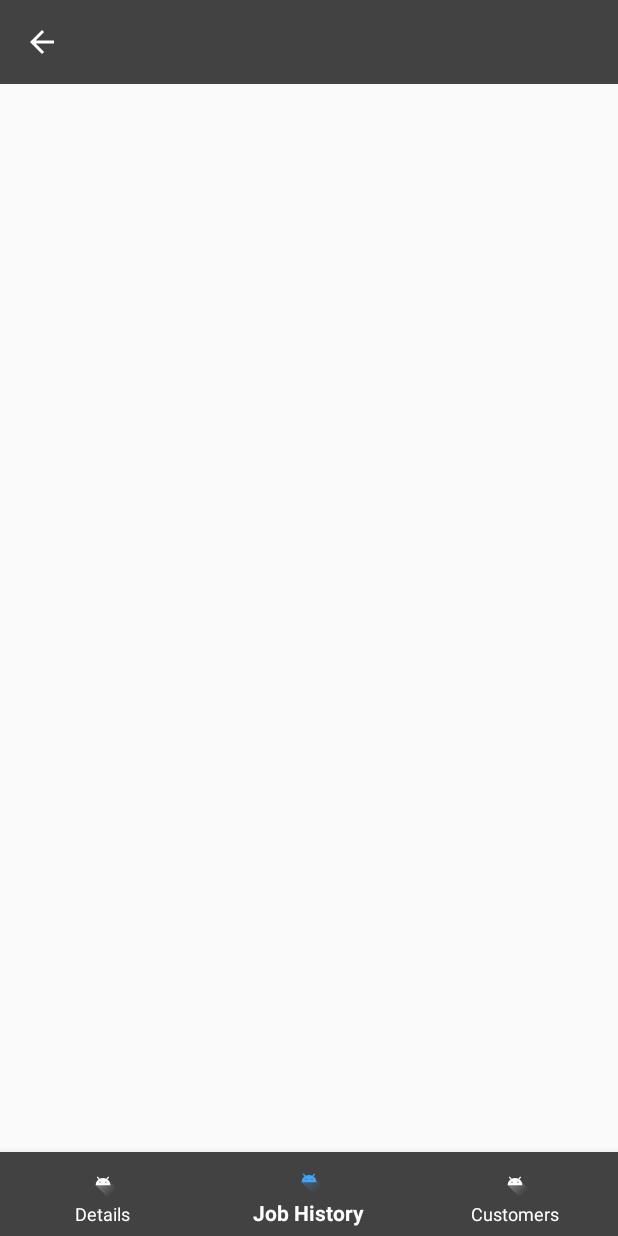
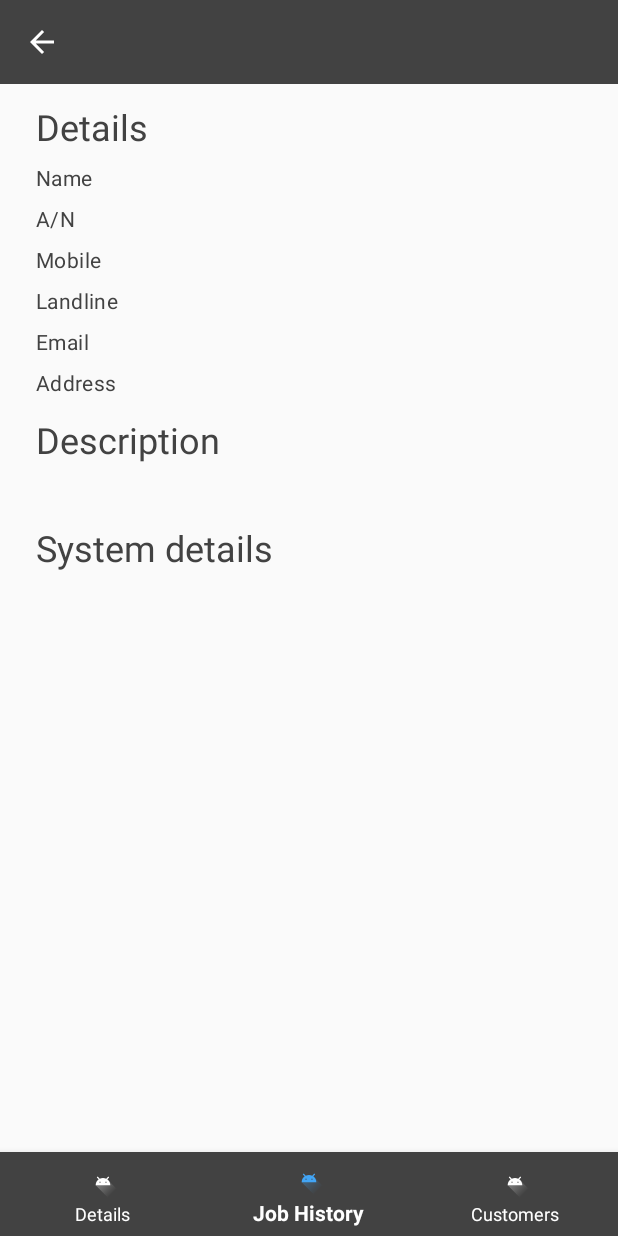
Before and after one commit to Daniel-sims/aem_app_1, an Android app: the ClientFragment screen opened through its navigation route, item 2 of the bottom bar chosen, on a phone screen of 412 x 824 dp. Run offline under Robolectric (Android 15) with nearby library versions, the phone set to English and light mode, and no system bars; our stand-ins replace navigation-ui; 4 statements that could not run were skipped.

Commit message:
Broken stuff

```diff
--- a/app/src/main/java/com/management/engineering/alarm/alarmengineermanagement/features/client/ClientCustomersFragment.kt
+++ b/app/src/main/java/com/management/engineering/alarm/alarmengineermanagement/features/client/ClientCustomersFragment.kt
@@ -41,9 +41,9 @@ class ClientCustomersFragment : Fragment() {
     override fun onViewCreated(view: View, savedInstanceState: Bundle?) {
         super.onViewCreated(view, savedInstanceState)
 
-        viewModel.client = arguments?.getParcelable(ARG_CLIENT)!!
+        //viewModel.client = arguments?.getParcelable(ARG_CLIENT)!!
 
-        initCustomers()
+        //initCustomers()
     }
 
     private fun initCustomers() {
--- a/app/src/main/java/com/management/engineering/alarm/alarmengineermanagement/features/client/ClientFragment.kt
+++ b/app/src/main/java/com/management/engineering/alarm/alarmengineermanagement/features/client/ClientFragment.kt
@@ -5,12 +5,14 @@ import android.view.LayoutInflater
 import android.view.View
 import android.view.ViewGroup
 import androidx.fragment.app.Fragment
+import androidx.navigation.NavController
 import androidx.navigation.Navigation
-import com.google.android.material.bottomnavigation.BottomNavigationView
+import androidx.navigation.ui.NavigationUI
 import com.management.engineering.alarm.alarmengineermanagement.R
 import com.management.engineering.alarm.alarmengineermanagement.utils.ARG_CLIENT
 import kotlinx.android.synthetic.main.fragment_client.*
 import org.koin.androidx.viewmodel.ext.android.viewModel
+
 
 class ClientFragment : Fragment() {
 
@@ -23,41 +25,18 @@ class ClientFragment : Fragment() {
 
     override fun onViewCreated(view: View, savedInstanceState: Bundle?) {
         super.onViewCreated(view, savedInstanceState)
-        initBottomNav()
 
         viewModel.client = arguments?.getParcelable(ARG_CLIENT)!!
 
         toolbar_client.title = viewModel.client.name
         toolbar_client.setNavigationOnClickListener { Navigation.findNavController(view).navigateUp() }
 
-        swapFragment(ClientDetailsFragment.newInstance(viewModel.client))
+        val x = fl_client_nav_container
+        //setupBottomNavMenu(fl_client_nav_container.host)
+        val p = 1
     }
 
-    private fun initBottomNav() {
-        bottom_nav_client.setOnNavigationItemSelectedListener(
-                BottomNavigationView.OnNavigationItemSelectedListener { item ->
-                    when (item.itemId) {
-                        R.id.client_action_details -> {
-                            swapFragment(ClientDetailsFragment.newInstance(viewModel.client))
-                            return@OnNavigationItemSelectedListener true
-                        }
-
-                        R.id.client_action_job_history -> {
-                            swapFragment(ClientJobHistoryFragment.newInstance(viewModel.client))
-                            return@OnNavigationItemSelectedListener true
-                        }
-
-                        R.id.client_action_customers -> {
-                            swapFragment(ClientCustomersFragment.newInstance(viewModel.client))
-                            return@OnNavigationItemSelectedListener true
-                        }
-                    }
-
-                    false
-                })
-    }
-
-    private fun swapFragment(fragment: Fragment) {
-        fragmentManager?.beginTransaction()?.replace(R.id.fl_client_nav_container, fragment)?.commit()
+    private fun setupBottomNavMenu(navController: NavController) {
+        NavigationUI.setupWithNavController(bottom_nav_client, navController)
     }
 }
--- a/app/src/main/java/com/management/engineering/alarm/alarmengineermanagement/features/customer/CustomerFragment.kt
+++ b/app/src/main/java/com/management/engineering/alarm/alarmengineermanagement/features/customer/CustomerFragment.kt
@@ -28,7 +28,6 @@ class CustomerFragment : Fragment() {
         toolbar_customer.title = viewModel.customer.name
 
         initCustomerDetails()
-
     }
 
     private fun initCustomerDetails() {
--- a/app/src/main/java/com/management/engineering/alarm/alarmengineermanagement/features/login/LoginFragment.kt
+++ b/app/src/main/java/com/management/engineering/alarm/alarmengineermanagement/features/login/LoginFragment.kt
@@ -4,7 +4,6 @@ import android.os.Bundle
 import android.view.LayoutInflater
 import android.view.View
 import android.view.ViewGroup
-import android.widget.RelativeLayout
 import androidx.core.os.bundleOf
 import androidx.fragment.app.Fragment
 import androidx.lifecycle.Observer
@@ -14,6 +13,7 @@ import com.management.engineering.alarm.alarmengineermanagement.R
 import com.management.engineering.alarm.alarmengineermanagement.data.models.LoginPostResponse
 import com.management.engineering.alarm.alarmengineermanagement.data.models.Resource
 import com.management.engineering.alarm.alarmengineermanagement.utils.*
+import kotlinx.android.synthetic.main.fragment_login.*
 import kotlinx.android.synthetic.main.fragment_login.view.*
 import org.koin.androidx.viewmodel.ext.android.viewModel
 
@@ -23,13 +23,15 @@ class LoginFragment : Fragment() {
 
     override fun onCreateView(inflater: LayoutInflater, container: ViewGroup?,
                               savedInstanceState: Bundle?): View? {
-        val view = inflater.inflate(R.layout.fragment_login, container, false)
+        return inflater.inflate(R.layout.fragment_login, container, false)
+    }
 
-        view.findViewById<RelativeLayout>(R.id.btn_login).setOnClickListener {
+    override fun onViewCreated(view: View, savedInstanceState: Bundle?) {
+        super.onViewCreated(view, savedInstanceState)
+
+        btn_login.setOnClickListener {
             onLogin(view)
         }
-
-        return view
     }
 
     private fun onLogin(view: View) =
@@ -66,6 +68,7 @@ class LoginFragment : Fragment() {
 
                                             Resource.Status.FAILED -> {
                                                 if (resource.data?.error != null) {
+
                                                     showErrorSnackbar(resource.data.error[0], view)
                                                     view.btn_login.isEnabled = true
                                                 }
--- a/app/src/main/java/com/management/engineering/alarm/alarmengineermanagement/utils/extensions.kt
+++ b/app/src/main/java/com/management/engineering/alarm/alarmengineermanagement/utils/extensions.kt
@@ -6,6 +6,7 @@ import android.view.View
 import android.view.ViewGroup
 import android.view.inputmethod.InputMethodManager
 import androidx.annotation.LayoutRes
+import com.google.android.material.snackbar.Snackbar
 import java.text.SimpleDateFormat
 import java.util.*
 
--- a/app/src/main/res/layout/fragment_client.xml
+++ b/app/src/main/res/layout/fragment_client.xml
@@ -16,15 +16,16 @@
         app:navigationIcon="?attr/NavigationBackIconLight"
         app:titleTextColor="@color/white" />
 
-    <FrameLayout
+    <fragment
         android:id="@+id/fl_client_nav_container"
+        android:name="androidx.navigation.fragment.NavHostFragment"
         android:layout_width="0dp"
         android:layout_height="0dp"
-        app:layout_behavior="@string/appbar_scrolling_view_behavior"
         app:layout_constraintBottom_toTopOf="@id/bottom_nav_client"
         app:layout_constraintEnd_toEndOf="parent"
         app:layout_constraintStart_toStartOf="parent"
-        app:layout_constraintTop_toBottomOf="@id/toolbar_client" />
+        app:layout_constraintTop_toBottomOf="@id/toolbar_client"
+        app:navGraph="@navigation/client_nav_graph" />
 
     <com.google.android.material.bottomnavigation.BottomNavigationView
         android:id="@+id/bottom_nav_client"
--- a/app/src/main/res/menu/client_menu.xml
+++ b/app/src/main/res/menu/client_menu.xml
@@ -1,15 +1,15 @@
 <?xml version="1.0" encoding="utf-8"?>
 <menu xmlns:android="http://schemas.android.com/apk/res/android">
     <item
-        android:id="@+id/client_action_details"
+        android:id="@+id/clientDetailsFragment"
         android:icon="@drawable/ic_launcher_foreground"
         android:title="Details"/>
     <item
-        android:id="@+id/client_action_job_history"
+        android:id="@+id/clientJobHistoryFragment"
         android:icon="@drawable/ic_launcher_foreground"
         android:title="Job History"/>
     <item
-        android:id="@+id/client_action_customers"
+        android:id="@+id/clientCustomersFragment"
         android:icon="@drawable/ic_launcher_foreground"
         android:title="Customers"/>
 </menu>
--- /dev/null
+++ b/app/src/main/res/navigation/client_nav_graph.xml
@@ -0,0 +1,26 @@
+<?xml version="1.0" encoding="utf-8"?>
+<navigation xmlns:android="http://schemas.android.com/apk/res/android"
+    xmlns:app="http://schemas.android.com/apk/res-auto"
+    xmlns:tools="http://schemas.android.com/tools"
+    android:id="@+id/client_nav_graph"
+    app:startDestination="@id/clientDetailsFragment">
+
+    <fragment
+        android:id="@+id/clientCustomersFragment"
+        android:name="com.management.engineering.alarm.alarmengineermanagement.features.client.ClientCustomersFragment"
+        android:label="ClientCustomersFragment"
+        tools:layout="@layout/fragment_client_customers" />
+
+    <fragment
+        android:id="@+id/clientDetailsFragment"
+        android:name="com.management.engineering.alarm.alarmengineermanagement.features.client.ClientDetailsFragment"
+        android:label="ClientDetailsFragment"
+        tools:layout="@layout/fragment_client_details"/>
+
+    <fragment
+        android:id="@+id/clientJobHistoryFragment"
+        android:name="com.management.engineering.alarm.alarmengineermanagement.features.client.ClientJobHistoryFragment"
+        android:label="ClientJobHistoryFragment"
+        tools:layout="@layout/fragment_client_job_history" />
+
+</navigation>
--- a/app/src/main/res/navigation/nav_graph.xml
+++ b/app/src/main/res/navigation/nav_graph.xml
@@ -9,7 +9,8 @@
     <fragment
         android:id="@+id/homeFragment"
         android:name="com.management.engineering.alarm.alarmengineermanagement.features.home.HomeFragment"
-        android:label="HomeFragment">
+        android:label="HomeFragment"
+        tools:layout="@layout/fragment_home">
 
         <action
             android:id="@+id/action_homeFragment_to_clientsFragment"
@@ -24,7 +25,8 @@
     <fragment
         android:id="@+id/loginFragment"
         android:name="com.management.engineering.alarm.alarmengineermanagement.features.login.LoginFragment"
-        android:label="LoginFragment">
+        android:label="LoginFragment"
+        tools:layout="@layout/fragment_login">
 
         <action
             android:id="@+id/action_loginFragment_to_homeFragment"
@@ -39,7 +41,8 @@
     <fragment
         android:id="@+id/clientsFragment"
         android:name="com.management.engineering.alarm.alarmengineermanagement.features.clients.ClientsFragment"
-        android:label="ClientsFragment">
+        android:label="ClientsFragment"
+        tools:layout="@layout/fragment_clients">
 
         <action
             android:id="@+id/action_clientsFragment_to_clientFragment"
@@ -54,14 +57,25 @@
     <fragment
         android:id="@+id/clientFragment"
         android:name="com.management.engineering.alarm.alarmengineermanagement.features.client.ClientFragment"
-        android:label="ClientFragment" >
+        android:label="ClientFragment"
+        tools:layout="@layout/fragment_client">
+
         <action
             android:id="@+id/action_clientFragment_to_customerFragment"
-            app:destination="@id/customerFragment" />
+            app:destination="@id/customerFragment"
+            app:enterAnim="@anim/slide_in_from_right"
+            app:exitAnim="@anim/slide_out_to_left"
+            app:popEnterAnim="@anim/slide_in_from_left"
+            app:popExitAnim="@anim/slide_out_to_right" />
+
     </fragment>
+
     <fragment
         android:id="@+id/customerFragment"
         android:name="com.management.engineering.alarm.alarmengineermanagement.features.customer.CustomerFragment"
-        android:label="CustomerFragment" />
+        android:label="CustomerFragment"
+        tools:layout="@layout/fragment_customer" />
+
+
 
 </navigation>
```
Also changed, not shown: app/src/main/java/com/management/engineering/alarm/alarmengineermanagement/features/client/ClientDetailsFragment.kt (+10 -25 lines).
